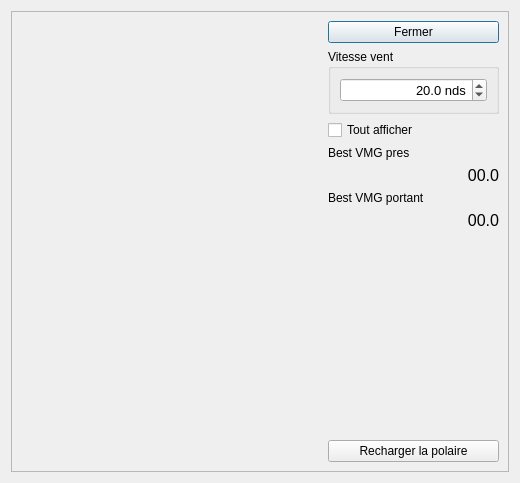
The window that src/Ui/dialogviewpolar.ui (nohal/qtVlm) describes before a commit, drawn with Qt 5.
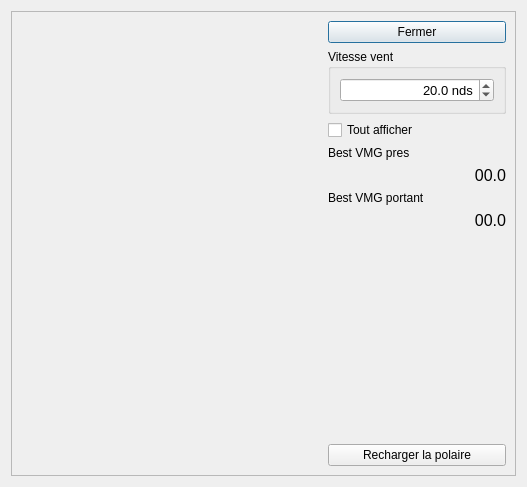
The same window after the commit.

What changed in the file:
```diff
--- a/src/Ui/dialogviewpolar.ui
+++ b/src/Ui/dialogviewpolar.ui
@@ -6,8 +6,8 @@
    <rect>
     <x>0</x>
     <y>0</y>
-    <width>508</width>
-    <height>463</height>
+    <width>527</width>
+    <height>487</height>
    </rect>
   </property>
   <property name="windowTitle">
@@ -77,7 +77,7 @@
               <double>1.000000000000000</double>
              </property>
              <property name="maximum">
-              <double>50.000000000000000</double>
+              <double>60.000000000000000</double>
              </property>
              <property name="singleStep">
               <double>1.000000000000000</double>
```
